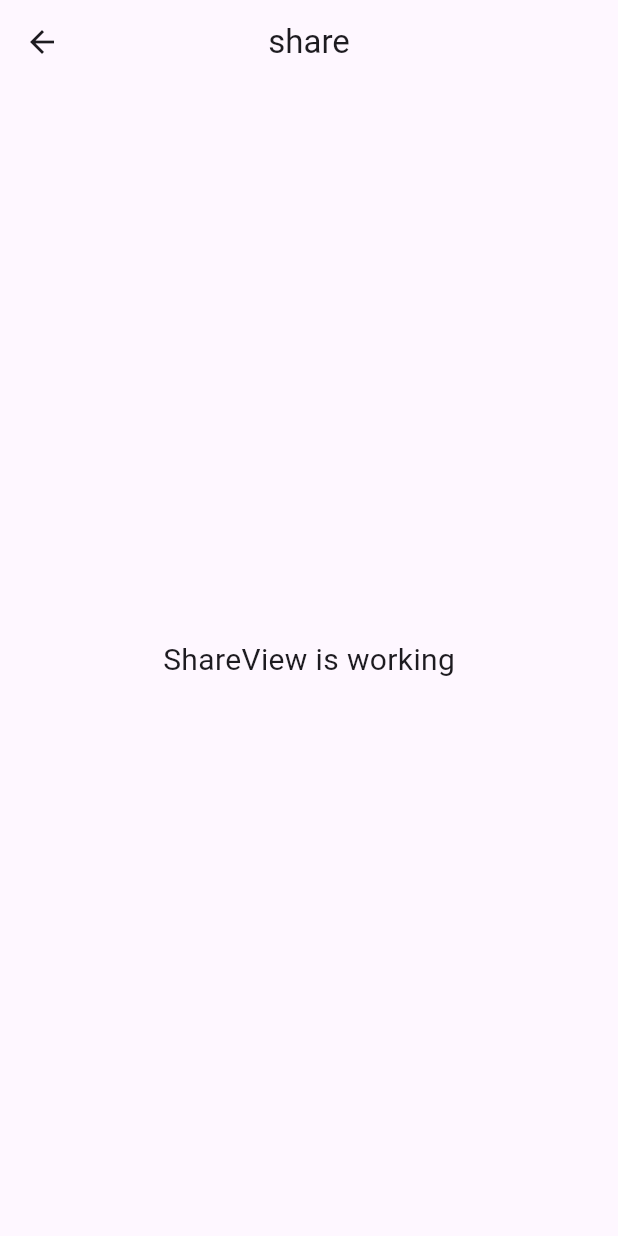
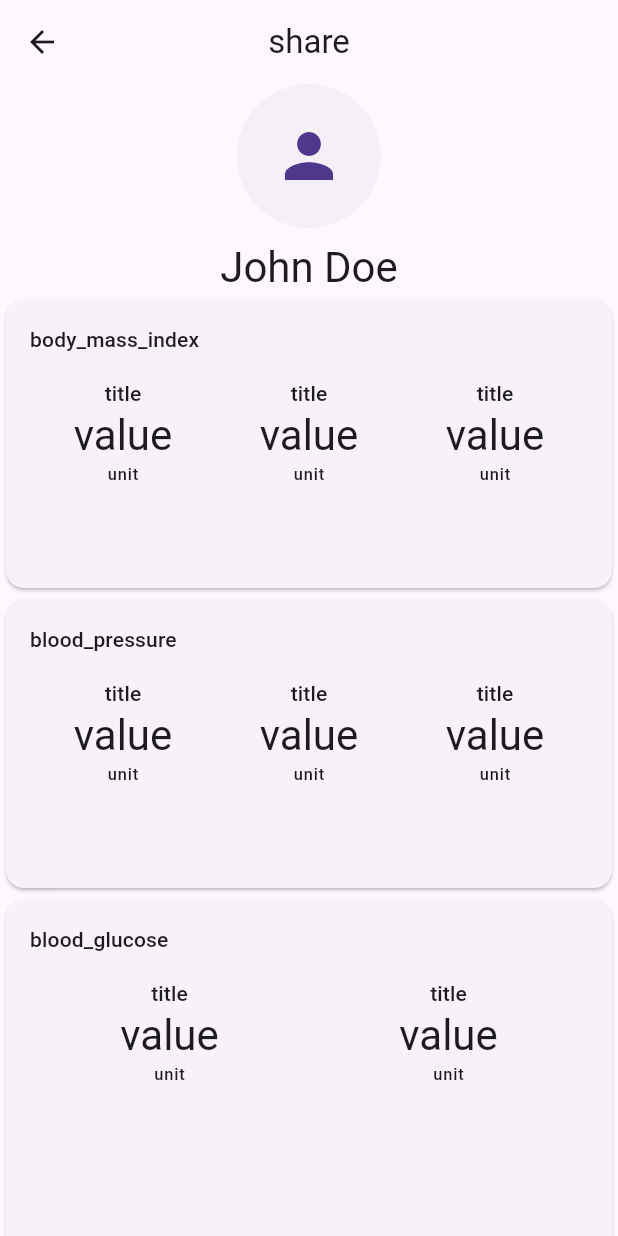
Before and after one commit to anoochit/phr_ng, a Flutter app: the ShareView screen opened by its route, on a phone screen of 412 x 824 dp. Run offline on Flutter 3.47's test engine with Material 3 defaults, Android fonts, the light colour scheme and no system bars; our stand-ins replace font_awesome_flutter, gap, get, isar; accounts and stored records are empty; generated files the repository leaves out were written again.

Commit message:
update stats layout

```diff
--- a/lib/app/controllers/app_controller.dart
+++ b/lib/app/controllers/app_controller.dart
@@ -22,6 +22,8 @@ class AppController extends GetxController {
   @override
   onInit() async {
     super.onInit();
+
+    log('app init');
 
     // init db
     _db = await _dbService.init();
--- a/lib/app/modules/blood_glucose/views/blood_glucose_view.dart
+++ b/lib/app/modules/blood_glucose/views/blood_glucose_view.dart
@@ -3,6 +3,8 @@ import 'package:flutter/material.dart';
 import 'package:get/get.dart';
 import 'package:phr/app/routes/app_pages.dart';
 
+import '../../../widgets/views/history_button_view.dart';
+import '../../../widgets/views/stats_card_box_view.dart';
 import '../controllers/blood_glucose_controller.dart';
 
 class BloodGlucoseView extends GetView<BloodGlucoseController> {
@@ -23,11 +25,31 @@ class BloodGlucoseView extends GetView<BloodGlucoseController> {
           )
         ],
       ),
-      body: const Center(
-        child: Text(
-          'BloodGlucoseView is working',
-          style: TextStyle(fontSize: 20),
-        ),
+      body: ListView(
+        children: [
+          // stats
+          GridView.builder(
+            itemCount: 2,
+            shrinkWrap: true,
+            physics: NeverScrollableScrollPhysics(),
+            gridDelegate: SliverGridDelegateWithFixedCrossAxisCount(
+              crossAxisCount: 2,
+              childAspectRatio: 3 / 2,
+            ),
+            itemBuilder: (context, index) {
+              return StatsCardBoxView(
+                title: 'title',
+                value: 'value',
+                unit: 'unit',
+              );
+            },
+          ),
+
+          // graphs
+
+          // history button
+          HistoryButtonView(onTap: () {}),
+        ],
       ),
     );
   }
--- a/lib/app/modules/blood_pressure/views/blood_pressure_view.dart
+++ b/lib/app/modules/blood_pressure/views/blood_pressure_view.dart
@@ -3,6 +3,8 @@ import 'package:flutter/material.dart';
 import 'package:get/get.dart';
 
 import '../../../routes/app_pages.dart';
+import '../../../widgets/views/history_button_view.dart';
+import '../../../widgets/views/stats_card_box_view.dart';
 import '../controllers/blood_pressure_controller.dart';
 
 class BloodPressureView extends GetView<BloodPressureController> {
@@ -23,11 +25,29 @@ class BloodPressureView extends GetView<BloodPressureController> {
           )
         ],
       ),
-      body: const Center(
-        child: Text(
-          'bloodpressure is working',
-          style: TextStyle(fontSize: 20),
-        ),
+      body: ListView(
+        children: [
+          // stats
+          GridView.builder(
+            itemCount: 3,
+            shrinkWrap: true,
+            physics: NeverScrollableScrollPhysics(),
+            gridDelegate:
+                SliverGridDelegateWithFixedCrossAxisCount(crossAxisCount: 3),
+            itemBuilder: (context, index) {
+              return StatsCardBoxView(
+                title: 'title',
+                value: 'value',
+                unit: 'unit',
+              );
+            },
+          ),
+
+          // graphs
+
+          // history button
+          HistoryButtonView(onTap: () {}),
+        ],
       ),
     );
   }
--- a/lib/app/modules/bmi/views/bmi_view.dart
+++ b/lib/app/modules/bmi/views/bmi_view.dart
@@ -1,6 +1,8 @@
 import 'package:flutter/material.dart';
 
 import 'package:get/get.dart';
+import 'package:phr/app/widgets/views/history_button_view.dart';
+import 'package:phr/app/widgets/views/stats_card_box_view.dart';
 
 import '../../../routes/app_pages.dart';
 import '../controllers/bmi_controller.dart';
@@ -23,11 +25,29 @@ class BmiView extends GetView<BmiController> {
           )
         ],
       ),
-      body: const Center(
-        child: Text(
-          'BmiView is working',
-          style: TextStyle(fontSize: 20),
-        ),
+      body: ListView(
+        children: [
+          // stats
+          GridView.builder(
+            itemCount: 3,
+            shrinkWrap: true,
+            physics: NeverScrollableScrollPhysics(),
+            gridDelegate:
+                SliverGridDelegateWithFixedCrossAxisCount(crossAxisCount: 3),
+            itemBuilder: (context, index) {
+              return StatsCardBoxView(
+                title: 'title',
+                value: 'value',
+                unit: 'unit',
+              );
+            },
+          ),
+
+          // graphs
+
+          // history button
+          HistoryButtonView(onTap: () {}),
+        ],
       ),
     );
   }
--- a/lib/app/modules/home/views/home_view.dart
+++ b/lib/app/modules/home/views/home_view.dart
@@ -3,9 +3,9 @@ import 'package:flutter/material.dart';
 import 'package:get/get.dart';
 import 'package:phr/app/routes/app_pages.dart';
 import '../controllers/home_controller.dart';
-import 'bloodpressure_stats_view.dart';
-import 'bmi_stats_view.dart';
-import 'glucose_stats_view.dart';
+import '../../../widgets/views/bloodpressure_stats_view.dart';
+import '../../../widgets/views/bmi_stats_view.dart';
+import '../../../widgets/views/glucose_stats_view.dart';
 import 'menu_view.dart';
 
 class HomeView extends GetView<HomeController> {
--- a/lib/app/modules/home/views/menu_view.dart
+++ b/lib/app/modules/home/views/menu_view.dart
@@ -14,7 +14,7 @@ class MenuView extends GetView<HomeController> {
     return GridView.count(
       shrinkWrap: true,
       crossAxisCount: 3,
-      physics: NeverScrollableScrollPhysics(),
+      physics: const NeverScrollableScrollPhysics(),
       children: List.generate(
         menus.length,
         (index) {
--- a/lib/app/modules/share/views/share_view.dart
+++ b/lib/app/modules/share/views/share_view.dart
@@ -1,10 +1,18 @@
 import 'package:flutter/material.dart';
+import 'package:gap/gap.dart';
 
 import 'package:get/get.dart';
+import 'package:phr/app/controllers/app_controller.dart';
+import 'package:phr/app/modules/blood_glucose/views/blood_glucose_view.dart';
+import 'package:phr/app/widgets/views/bloodpressure_stats_view.dart';
+import 'package:phr/app/widgets/views/bmi_stats_view.dart';
 
+import '../../../widgets/views/glucose_stats_view.dart';
+import '../../../widgets/views/profile_avatar_view.dart';
+import '../../../widgets/views/profile_button_view.dart';
 import '../controllers/share_controller.dart';
 
-class ShareView extends GetView<ShareController> {
+class ShareView extends GetView {
   const ShareView({super.key});
   @override
   Widget build(BuildContext context) {
@@ -13,11 +21,46 @@ class ShareView extends GetView<ShareController> {
         title: Text('share'.tr),
         centerTitle: true,
       ),
-      body: const Center(
-        child: Text(
-          'ShareView is working',
-          style: TextStyle(fontSize: 20),
-        ),
+      body: GetBuilder<AppController>(
+        builder: (controller) {
+          final profile = controller.profile;
+          final image = profile.image;
+          final name = profile.name;
+          final theme = profile.theme;
+          final locale = profile.locale;
+          return SingleChildScrollView(
+            child: Column(
+              children: [
+                // avatar
+                ProfileAvatarView(
+                  title: name,
+                  image: image,
+                  backgroundColor:
+                      Theme.of(context).colorScheme.onInverseSurface,
+                ),
+
+                Gap(8.0),
+
+                // name
+                Center(
+                  child: Text(
+                    name,
+                    style: Theme.of(context).textTheme.headlineMedium,
+                  ),
+                ),
+
+                // bmi stats
+                BmiStatsView(),
+
+                // blood pressure stats
+                BloodpressureStatsView(),
+
+                // blood glucose stats
+                GlucoseStatsView()
+              ],
+            ),
+          );
+        },
       ),
     );
   }
--- /dev/null
+++ b/lib/app/widgets/views/bloodpressure_stats_view.dart
@@ -0,0 +1,65 @@
+import 'package:flutter/material.dart';
+import 'package:gap/gap.dart';
+
+import 'package:get/get.dart';
+
+import '../../controllers/app_controller.dart';
+import 'stats_box_view.dart';
+import 'nodata_stats_view.dart';
+
+class BloodpressureStatsView extends GetView<AppController> {
+  const BloodpressureStatsView({super.key, this.onTap});
+
+  final VoidCallback? onTap;
+  @override
+  Widget build(BuildContext context) {
+    final listBloodPressure = controller.listBloodPressure;
+    return Obx(
+      () => (!listBloodPressure.isNotEmpty)
+          ? Card(
+              clipBehavior: Clip.antiAliasWithSaveLayer,
+              child: InkWell(
+                onTap: (onTap != null) ? () => onTap!() : null,
+                child: Container(
+                  width: MediaQuery.sizeOf(context).width,
+                  padding: EdgeInsets.all(16.0),
+                  child: Column(
+                    crossAxisAlignment: CrossAxisAlignment.start,
+                    children: [
+                      // title
+                      Text(
+                        'blood_pressure'.tr,
+                        style: Theme.of(context).textTheme.labelLarge,
+                      ),
+
+                      Gap(16.0),
+
+                      // stats
+                      GridView.builder(
+                        itemCount: 3,
+                        shrinkWrap: true,
+                        physics: NeverScrollableScrollPhysics(),
+                        gridDelegate: SliverGridDelegateWithFixedCrossAxisCount(
+                          crossAxisCount: 3,
+                        ),
+                        itemBuilder: (context, index) {
+                          return StatsBoxView(
+                            title: 'title',
+                            value: 'value',
+                            unit: 'unit',
+                          );
+                        },
+                      ),
+
+                      // graph
+                    ],
+                  ),
+                ),
+              ),
+            )
+          : NodataStatsView(
+              title: 'no_data_blood_pressure'.tr,
+            ),
+    );
+  }
+}
--- /dev/null
+++ b/lib/app/widgets/views/bmi_stats_view.dart
@@ -0,0 +1,69 @@
+import 'package:flutter/material.dart';
+import 'package:gap/gap.dart';
+
+import 'package:get/get.dart';
+
+import '../../controllers/app_controller.dart';
+import 'stats_box_view.dart';
+import 'nodata_stats_view.dart';
+
+class BmiStatsView extends GetView<AppController> {
+  const BmiStatsView({
+    super.key,
+    this.onTap,
+  });
+
+  final VoidCallback? onTap;
+  @override
+  Widget build(BuildContext context) {
+    final listBMI = controller.listBMI;
+
+    return Obx(
+      () => (!listBMI.isNotEmpty)
+          ? Card(
+              clipBehavior: Clip.antiAliasWithSaveLayer,
+              child: InkWell(
+                onTap: (onTap != null) ? () => onTap!() : null,
+                child: Container(
+                  width: MediaQuery.sizeOf(context).width,
+                  padding: EdgeInsets.all(16.0),
+                  child: Column(
+                    crossAxisAlignment: CrossAxisAlignment.start,
+                    children: [
+                      // title
+                      Text(
+                        'body_mass_index'.tr,
+                        style: Theme.of(context).textTheme.labelLarge,
+                      ),
+
+                      Gap(16.0),
+
+                      // stats
+                      GridView.builder(
+                        itemCount: 3,
+                        shrinkWrap: true,
+                        physics: NeverScrollableScrollPhysics(),
+                        gridDelegate: SliverGridDelegateWithFixedCrossAxisCount(
+                          crossAxisCount: 3,
+                        ),
+                        itemBuilder: (context, index) {
+                          return StatsBoxView(
+                            title: 'title',
+                            value: 'value',
+                            unit: 'unit',
+                          );
+                        },
+                      ),
+
+                      // graph
+                    ],
+                  ),
+                ),
+              ),
+            )
+          : NodataStatsView(
+              title: 'no_data_body_mass_index'.tr,
+            ),
+    );
+  }
+}
--- a/lib/app/modules/home/views/glucose_stats_view.dart
+++ b/lib/app/widgets/views/glucose_stats_view.dart
@@ -3,25 +3,25 @@ import 'package:gap/gap.dart';
 
 import 'package:get/get.dart';
 
-import '../../../controllers/app_controller.dart';
-import '../../../widgets/views/stats_box_view.dart';
-import '../../../widgets/views/nodata_stats_view.dart';
+import '../../controllers/app_controller.dart';
+import 'stats_box_view.dart';
+import 'nodata_stats_view.dart';
 
 class GlucoseStatsView extends GetView<AppController> {
-  const GlucoseStatsView({super.key, required this.onTap});
+  const GlucoseStatsView({super.key, this.onTap});
 
-  final VoidCallback onTap;
+  final VoidCallback? onTap;
 
   @override
   Widget build(BuildContext context) {
     final listGlucose = controller.listGlucose;
 
     return Obx(
-      () => (listGlucose.isNotEmpty)
+      () => (!listGlucose.isNotEmpty)
           ? Card(
               clipBehavior: Clip.antiAliasWithSaveLayer,
               child: InkWell(
-                onTap: () => onTap(),
+                onTap: (onTap != null) ? () => onTap!() : null,
                 child: Container(
                   width: MediaQuery.sizeOf(context).width,
                   padding: EdgeInsets.all(16.0),
@@ -30,29 +30,27 @@ class GlucoseStatsView extends GetView<AppController> {
                     children: [
                       // title
                       Text(
-                        "blood_glucose",
+                        "blood_glucose".tr,
                         style: Theme.of(context).textTheme.labelLarge,
                       ),
 
                       Gap(16.0),
 
                       // stats
-                      Row(
-                        mainAxisAlignment: MainAxisAlignment.spaceEvenly,
-                        children: [
-                          // glucose
-                          StatsBoxView(
-                            title: 'glucose',
-                            value: '0.0',
-                            unit: 'mg/dL',
-                          ),
-                          // a1c
-                          StatsBoxView(
-                            title: 'a1c',
-                            value: '0.0',
-                            unit: '%',
-                          ),
-                        ],
+                      GridView.builder(
+                        itemCount: 2,
+                        shrinkWrap: true,
+                        physics: NeverScrollableScrollPhysics(),
+                        gridDelegate: SliverGridDelegateWithFixedCrossAxisCount(
+                          crossAxisCount: 2,
+                        ),
+                        itemBuilder: (context, index) {
+                          return StatsBoxView(
+                            title: 'title',
+                            value: 'value',
+                            unit: 'unit',
+                          );
+                        },
                       ),
 
                       // graph
--- /dev/null
+++ b/lib/app/widgets/views/profile_avatar_view.dart
@@ -0,0 +1,35 @@
+import 'dart:io';
+
+import 'package:flutter/material.dart';
+
+import 'package:get/get.dart';
+
+class ProfileAvatarView extends GetView {
+  const ProfileAvatarView({
+    super.key,
+    this.image,
+    required this.backgroundColor,
+    required this.title,
+  });
+
+  final String title;
+  final String? image;
+  final Color backgroundColor;
+
+  @override
+  Widget build(BuildContext context) {
+    return CircleAvatar(
+      radius: 48.0,
+      child: (image == '')
+          ? const Icon(
+              Icons.person,
+              size: 48.0,
+            )
+          : Image.file(
+              File(image!),
+              fit: BoxFit.cover,
+            ),
+      backgroundColor: backgroundColor,
+    );
+  }
+}
--- a/lib/app/modules/settings/views/profile_button_view.dart
+++ b/lib/app/widgets/views/profile_button_view.dart
@@ -4,8 +4,8 @@ import 'package:flutter/material.dart';
 
 import 'package:get/get.dart';
 
-class ProfileButtonView extends GetView {
-  const ProfileButtonView({
+class ProfileAvatarButtonView extends GetView {
+  const ProfileAvatarButtonView({
     super.key,
     this.image,
     required this.backgroundColor,
@@ -15,7 +15,7 @@ class ProfileButtonView extends GetView {
 
   final String title;
   final String? image;
-  final MaterialColor backgroundColor;
+  final Color backgroundColor;
   final VoidCallback onTap;
 
   @override
--- /dev/null
+++ b/lib/app/widgets/views/stats_card_box_view.dart
@@ -0,0 +1,44 @@
+import 'package:flutter/material.dart';
+
+import 'package:get/get.dart';
+
+class StatsCardBoxView extends GetView {
+  const StatsCardBoxView({
+    super.key,
+    required this.title,
+    required this.value,
+    required this.unit,
+  });
+
+  final String title;
+  final String value;
+  final String unit;
+
+  @override
+  Widget build(BuildContext context) {
+    return Card(
+      child: Column(
+        mainAxisAlignment: MainAxisAlignment.center,
+        children: [
+          // title
+          Text(
+            title,
+            style: Theme.of(context).textTheme.labelLarge,
+          ),
+
+          // value
+          Text(
+            value,
+            style: Theme.of(context).textTheme.headlineMedium,
+          ),
+
+          // unit
+          Text(
+            unit,
+            style: Theme.of(context).textTheme.labelSmall,
+          ),
+        ],
+      ),
+    );
+  }
+}
--- a/lib/main.dart
+++ b/lib/main.dart
@@ -1,9 +1,9 @@
 import 'package:flutter/material.dart';
 
 import 'package:get/get.dart';
-import 'package:phr/generated/locales.g.dart';
 import 'app/bindings/root_binding.dart';
 import 'app/routes/app_pages.dart';
+import 'generated/locales.g.dart';
 
 Future<void> main() async {
   runApp(
@@ -13,6 +13,7 @@ Future<void> main() async {
       initialRoute: AppPages.INITIAL,
       getPages: AppPages.routes,
       initialBinding: RootBinding(),
+      // TODO : Use theme setting data
       themeMode: ThemeMode.light,
       theme: ThemeData(
         brightness: Brightness.light,
@@ -22,6 +23,7 @@ Future<void> main() async {
         brightness: Brightness.dark,
         useMaterial3: true,
       ),
+      // TODO : Use locale setting data
       locale: Locale('th_TH'),
       translationsKeys: AppTranslation.translations,
     ),
```
Also changed, not shown: lib/app/modules/home/views/bloodpressure_stats_view.dart (deleted, +0 -74 lines), lib/app/modules/home/views/bmi_stats_view.dart (deleted, +0 -77 lines), lib/app/modules/settings/views/settings_view.dart (+4 -3 lines), lib/app/views/views/menu_button_view.dart (deleted, +0 -22 lines), lib/app/widgets/views/history_button_view.dart (added, +14 -0 lines).
